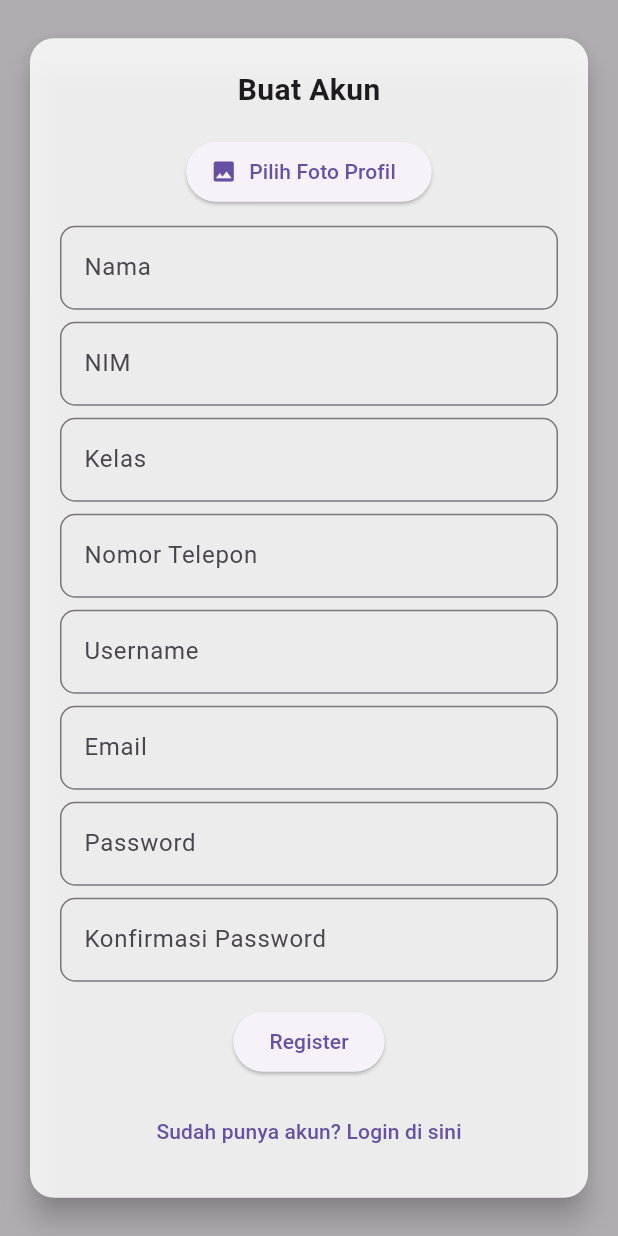
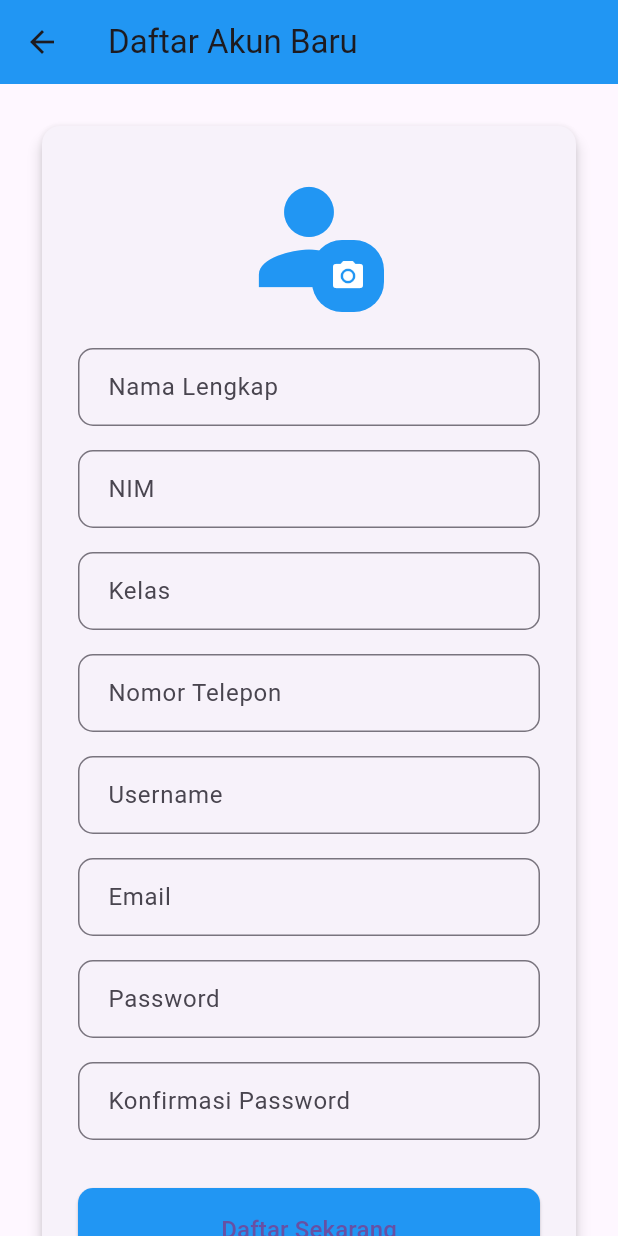
Before and after one commit to fxsym/presensi-fa-mobile, a Flutter app: the screen it shows after launch, on a phone screen of 412 x 824 dp. Run offline on Flutter 3.47's test engine with Material 3 defaults, Android fonts, the phone set to English and light mode, and no system bars; our stand-ins replace flutter_svg, image_picker, shared_preferences; accounts and stored records are empty.

Commit message:
Redesign register page

```diff
--- a/lib/pages/register_page.dart
+++ b/lib/pages/register_page.dart
@@ -5,7 +5,7 @@ import 'package:flutter/material.dart';
 import 'package:image_picker/image_picker.dart';
 import 'dart:typed_data';
 import 'dart:convert';
-import 'package:presensi_fa_mobile/functions/user_function.dart'; // ganti sesuai path project
+import 'package:presensi_fa_mobile/functions/user_function.dart';
 
 class RegisterPage extends StatefulWidget {
   const RegisterPage({Key? key}) : super(key: key);
@@ -19,8 +19,6 @@ class _RegisterPageState extends State<RegisterPage> {
   final _picker = ImagePicker();
   io.File? _image;
   Uint8List? _webImage;
-  String? _lab;
-  String _note = '';
   bool _loading = false;
   String? _error;
   bool _isSuccess = false;
@@ -40,53 +38,52 @@ class _RegisterPageState extends State<RegisterPage> {
   final Map<String, String?> _errors = {};
 
   Future<void> _pickImage() async {
-    final picker = ImagePicker();
-    final picked = await picker.pickImage(source: ImageSource.gallery);
+    try {
+      final picked = await _picker.pickImage(source: ImageSource.gallery);
+      if (picked == null) return;
 
-    if (picked != null) {
       if (kIsWeb) {
         final bytes = await picked.readAsBytes();
-        final size = bytes.lengthInBytes;
-
-        if (size > 2 * 1024 * 1024) {
-          setState(() {
-            _error = "Ukuran gambar tidak boleh lebih dari 2MB.";
-            _webImage = null;
-          });
-        } else {
+        if (bytes.lengthInBytes > 2 * 1024 * 1024) {
+          throw "Ukuran gambar tidak boleh lebih dari 2MB";
+        }
         setState(() {
           _webImage = bytes;
           _image = null;
           _error = null;
         });
-        }
       } else {
         final file = io.File(picked.path);
         final size = await file.length();
-
         if (size > 2 * 1024 * 1024) {
-          setState(() {
-            _error = "Ukuran gambar tidak boleh lebih dari 2MB.";
-            _image = null;
-          });
-        } else {
+          throw "Ukuran gambar tidak boleh lebih dari 2MB";
+        }
         setState(() {
           _image = file;
           _webImage = null;
           _error = null;
         });
       }
-      }
+    } catch (e) {
+      setState(() {
+        _error = e.toString();
+        _image = null;
+        _webImage = null;
+      });
     }
   }
 
   Future<void> _submit() async {
-  final formValid = _formKey.currentState?.validate() ?? false;
-  if (!formValid) return;
+    if (!(_formKey.currentState?.validate() ?? false)) return;
     _formKey.currentState?.save();
 
     if ((kIsWeb ? _webImage == null : _image == null)) {
-    setState(() => _error = "Gambar wajib diunggah.");
+      setState(() => _error = "Gambar wajib diunggah");
+      return;
+    }
+
+    if (_formData['password'] != _formData['confirmPassword']) {
+      setState(() => _error = "Password dan konfirmasi password tidak sama");
       return;
     }
 
@@ -103,16 +100,32 @@ class _RegisterPageState extends State<RegisterPage> {
         isWeb: kIsWeb,
       );
 
-    if (response.statusCode == 200 || response.statusCode == 201) {
       final resBody = await http.Response.fromStream(response);
       final jsonRes = json.decode(resBody.body);
 
+      if (response.statusCode == 200 || response.statusCode == 201) {
         if (jsonRes['success'] == true) {
+          _showSuccessDialog();
+        } else {
+          throw jsonRes['message'] ?? 'Terjadi kesalahan';
+        }
+      } else {
+        throw "Gagal registrasi: ${jsonRes['message'] ?? resBody.body}";
+      }
+    } catch (e) {
+      setState(() => _error = e.toString());
+    } finally {
+      if (mounted) setState(() => _isLoading = false);
+    }
+  }
+
+  void _showSuccessDialog() {
     showDialog(
       context: context,
+      barrierDismissible: false,
       builder: (_) => AlertDialog(
-            title: const Text('Berhasil'),
-            content: const Text('Akun berhasil dibuat. Silakan login.'),
+        title: const Text('Registrasi Berhasil'),
+        content: const Text('Akun Anda berhasil dibuat. Silakan login untuk melanjutkan.'),
         actions: [
           TextButton(
             onPressed: () => Navigator.pushReplacementNamed(context, '/login'),
@@ -121,137 +134,214 @@ class _RegisterPageState extends State<RegisterPage> {
         ],
       ),
     );
-      } else {
-        setState(() => _error = jsonRes['message'] ?? 'Terjadi kesalahan');
   }
-    } else {
-      final resBody = await response.stream.bytesToString();
-      setState(() => _error = "Gagal registrasi: $resBody");
-    }
-  } catch (e) {
-    setState(() => _error = "Gagal registrasi: ${e.toString()}");
-  } finally {
-    if (mounted) setState(() => _isLoading = false);
-  }
-}
-
 
   Widget _buildTextField(
     String label,
     String key, {
     bool isPassword = false,
     TextInputType? keyboardType,
+    String? Function(String?)? validator,
   }) {
-    return TextFormField(
+    return Padding(
+      padding: const EdgeInsets.only(bottom: 16),
+      child: TextFormField(
         obscureText: isPassword,
         keyboardType: keyboardType,
         decoration: InputDecoration(
           labelText: label,
-        errorText: _errors[key],
-        border: OutlineInputBorder(borderRadius: BorderRadius.circular(10)),
+          border: OutlineInputBorder(
+            borderRadius: BorderRadius.circular(10),
+            borderSide: const BorderSide(color: Colors.blue),
           ),
+          focusedBorder: OutlineInputBorder(
+            borderRadius: BorderRadius.circular(10),
+            borderSide: const BorderSide(color: Colors.blueAccent, width: 2),
+          ),
+          contentPadding: const EdgeInsets.symmetric(horizontal: 16, vertical: 14),
+        ),
+        validator: validator ?? (val) => val?.isEmpty == true ? 'Field ini wajib diisi' : null,
         onSaved: (val) => _formData[key] = val ?? '',
-      validator: (val) {},
+      ),
     );
+  }
+
+  Widget _buildImagePreview() {
+    if (_image != null) {
+      return ClipRRect(
+        borderRadius: BorderRadius.circular(8),
+        child: Image.file(
+          _image!,
+          width: 100,
+          height: 100,
+          fit: BoxFit.cover,
+        ),
+      );
+    } else if (_webImage != null) {
+      return ClipRRect(
+        borderRadius: BorderRadius.circular(8),
+        child: Image.memory(
+          _webImage!,
+          width: 100,
+          height: 100,
+          fit: BoxFit.cover,
+        ),
+      );
+    }
+    return const Icon(Icons.person, size: 100, color: Colors.blue);
   }
 
   @override
   Widget build(BuildContext context) {
     return Scaffold(
-      body: Stack(
-        fit: StackFit.expand,
+      appBar: AppBar(
+        title: const Text('Daftar Akun Baru'),
+        backgroundColor: Colors.blue,
+        elevation: 0,
+      ),
+      body: SingleChildScrollView(
+        padding: const EdgeInsets.all(24),
+        child: Column(
           children: [
-          Container(color: Colors.black.withOpacity(0.3)),
-          Center(
-            child: SingleChildScrollView(
-              padding: const EdgeInsets.all(16),
-              child: Card(
+            Card(
+              elevation: 4,
               shape: RoundedRectangleBorder(
-                  borderRadius: BorderRadius.circular(16),
+                borderRadius: BorderRadius.circular(12),
               ),
-                color: Colors.white.withOpacity(0.85),
-                elevation: 8,
               child: Padding(
-                  padding: const EdgeInsets.all(20),
+                padding: const EdgeInsets.all(24),
                 child: Form(
                   key: _formKey,
                   child: Column(
-                      mainAxisSize: MainAxisSize.min,
+                    crossAxisAlignment: CrossAxisAlignment.stretch,
                     children: [
-                        const Text(
-                          'Buat Akun',
-                          style: TextStyle(
-                            fontSize: 20,
-                            fontWeight: FontWeight.bold,
+                      Center(
+                        child: Column(
+                          children: [
+                            Stack(
+                              children: [
+                                _buildImagePreview(),
+                                Positioned(
+                                  bottom: 0,
+                                  right: 0,
+                                  child: Container(
+                                    decoration: BoxDecoration(
+                                      color: Colors.blue,
+                                      borderRadius: BorderRadius.circular(20),
+                                    ),
+                                    child: IconButton(
+                                      icon: const Icon(Icons.camera_alt, color: Colors.white),
+                                      onPressed: _pickImage,
                                     ),
                                   ),
-                        const SizedBox(height: 16),
-                        ElevatedButton.icon(
-                          onPressed: _pickImage,
-                          icon: const Icon(Icons.photo),
-                          label: const Text('Pilih Foto Profil'),
                                 ),
-                        if (_errors['image'] != null)
-                          Text(
-                            _errors['image']!,
+                              ],
+                            ),
+                            if (_error != null && _error!.contains("Gambar"))
+                              Padding(
+                                padding: const EdgeInsets.only(top: 8),
+                                child: Text(
+                                  _error!,
                                   style: const TextStyle(color: Colors.red),
                                 ),
-                        const SizedBox(height: 12),
-                        _buildTextField('Nama', 'name'),
-                        const SizedBox(height: 8),
+                              ),
+                          ],
+                        ),
+                      ),
+                      const SizedBox(height: 24),
+                      _buildTextField('Nama Lengkap', 'name'),
                       _buildTextField('NIM', 'nim'),
-                        const SizedBox(height: 8),
                       _buildTextField('Kelas', 'class'),
-                        const SizedBox(height: 8),
                       _buildTextField(
                         'Nomor Telepon',
                         'phone',
                         keyboardType: TextInputType.phone,
                       ),
-                        const SizedBox(height: 8),
                       _buildTextField('Username', 'username'),
-                        const SizedBox(height: 8),
                       _buildTextField(
                         'Email',
                         'email',
                         keyboardType: TextInputType.emailAddress,
+                        validator: (val) {
+                          if (val?.isEmpty == true) return 'Email wajib diisi';
+                          if (!val!.contains('@')) return 'Email tidak valid';
+                          return null;
+                        },
                       ),
-                        const SizedBox(height: 8),
                       _buildTextField(
                         'Password',
                         'password',
                         isPassword: true,
+                        validator: (val) {
+                          if (val?.isEmpty == true) return 'Password wajib diisi';
+                          if (val!.length < 6) return 'Password minimal 6 karakter';
+                          return null;
+                        },
                       ),
-                        const SizedBox(height: 8),
                       _buildTextField(
                         'Konfirmasi Password',
                         'confirmPassword',
                         isPassword: true,
                       ),
                       const SizedBox(height: 16),
-                        _isLoading
-                            ? const CircularProgressIndicator()
-                            : ElevatedButton(
-                              onPressed: _submit,
-                              child: const Text('Register'),
+                      if (_error != null && !_error!.contains("Gambar"))
+                        Padding(
+                          padding: const EdgeInsets.only(bottom: 16),
+                          child: Text(
+                            _error!,
+                            style: const TextStyle(color: Colors.red),
+                            textAlign: TextAlign.center,
                           ),
-                        const SizedBox(height: 12),
+                        ),
+                      ElevatedButton(
+                        onPressed: _isLoading ? null : _submit,
+                        style: ElevatedButton.styleFrom(
+                          backgroundColor: Colors.blue,
+                          padding: const EdgeInsets.symmetric(vertical: 16),
+                          shape: RoundedRectangleBorder(
+                            borderRadius: BorderRadius.circular(10),
+                          ),
+                        ),
+                        child: _isLoading
+                            ? const SizedBox(
+                                width: 20,
+                                height: 20,
+                                child: CircularProgressIndicator(
+                                  color: Colors.white,
+                                  strokeWidth: 2,
+                                ),
+                              )
+                            : const Text(
+                                'Daftar Sekarang',
+                                style: TextStyle(fontSize: 16),
+                              ),
+                      ),
+                      const SizedBox(height: 16),
                       TextButton(
-                          onPressed:
-                              () => Navigator.pushReplacementNamed(
-                                context,
-                                '/login',
+                        onPressed: () => Navigator.pushReplacementNamed(context, '/login'),
+                        child: RichText(
+                          text: const TextSpan(
+                            text: 'Sudah punya akun? ',
+                            style: TextStyle(color: Colors.grey),
+                            children: [
+                              TextSpan(
+                                text: 'Login di sini',
+                                style: TextStyle(
+                                  color: Colors.blue,
+                                  fontWeight: FontWeight.bold,
                                 ),
-                          child: const Text('Sudah punya akun? Login di sini'),
+                              ),
+                            ],
+                          ),
+                        ),
                       ),
                     ],
                   ),
                 ),
               ),
             ),
+          ],
         ),
-          ),
-        ],
       ),
     );
   }
```
Lines whose indentation alone changed are shown as unchanged.
